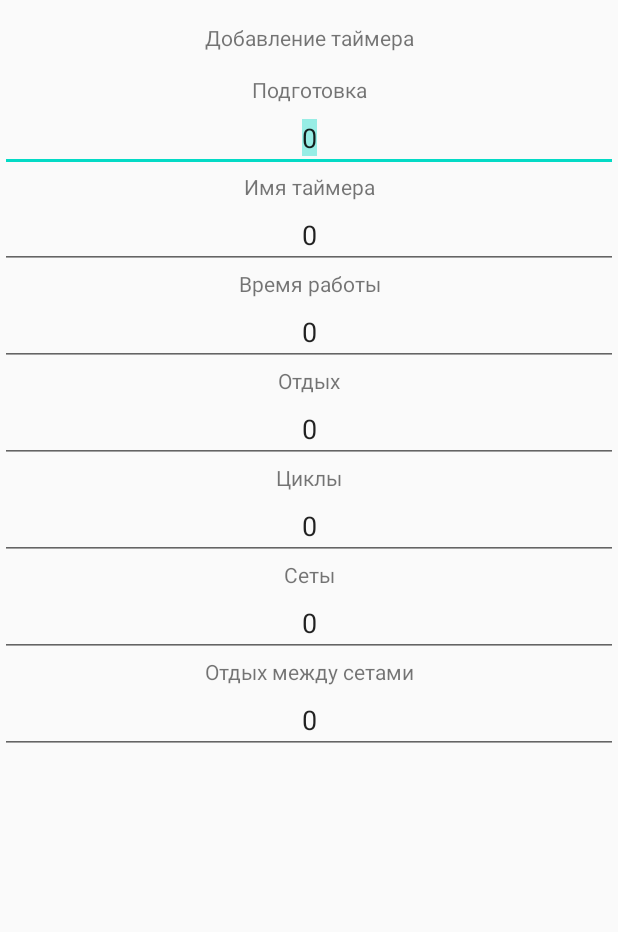
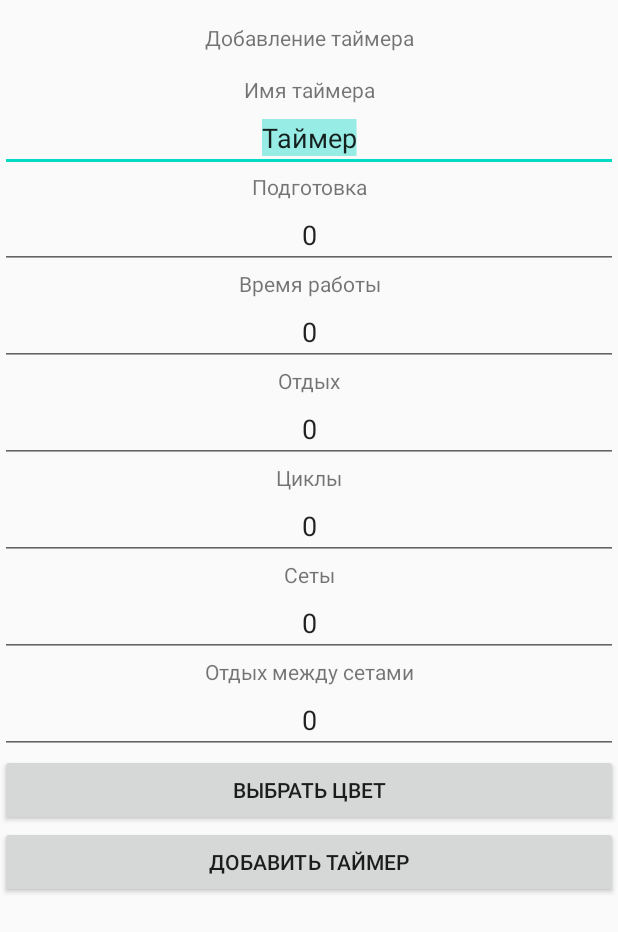
Before and after one commit to Adfferg/PPO-Lab2, an Android app: the screen it shows after launch (AddTimer), after a tap on "ДОБАВИТЬ ТАЙМЕР", on a phone screen of 412 x 824 dp. Shown: the top 932 px of the screen. Run offline under Robolectric (Android 15) with nearby library versions, the phone set to English and light mode, and no system bars; libraries missing offline, so code that uses them is left out: yuku.ambilwarna.

Commit message:
14.01.2021

```diff
--- a/app/build.gradle
+++ b/app/build.gradle
@@ -30,5 +30,6 @@ dependencies {
     implementation 'androidx.coordinatorlayout:coordinatorlayout:1.1.0'
     testImplementation 'junit:junit:4.13.1'
     androidTestImplementation 'androidx.test.ext:junit:1.1.2'
+    implementation 'com.github.yukuku:ambilwarna:2.0.1'
     androidTestImplementation 'androidx.test.espresso:espresso-core:3.3.0'
 }
--- a/app/src/main/java/com/example/task2/AddTimer.java
+++ b/app/src/main/java/com/example/task2/AddTimer.java
@@ -1,18 +1,107 @@
 package com.example.task2;
 
+import android.annotation.SuppressLint;
 import android.content.Intent;
 import android.os.Bundle;
 import android.os.PersistableBundle;
 import android.view.View;
+import android.widget.Button;
+import android.widget.EditText;
 
 import androidx.annotation.Nullable;
 import androidx.appcompat.app.AppCompatActivity;
 
+import java.sql.Time;
+
+import yuku.ambilwarna.AmbilWarnaDialog;
+
 public class AddTimer extends AppCompatActivity {
+    private int color;
+    private int id;
+    private DbAdapter dbAdapter;
+    EditText nameEditText,preparationEditText,workingTimeEditText,restEditText,cyclesEditText,setsEditText,restBetweenSetsEditText;
+    @SuppressLint("SetTextI18n")
     @Override
     protected void onCreate(Bundle savedInstanceState) {
         super.onCreate(savedInstanceState);
         setContentView(R.layout.add_timer);
+        nameEditText = findViewById(R.id.nameEditText);
+        preparationEditText = findViewById(R.id.preparationEditText);
+        workingTimeEditText = findViewById(R.id.workingTimeEditText);
+        restEditText = findViewById(R.id.restEditText);
+        cyclesEditText = findViewById(R.id.cyclesEditText);
+        setsEditText = findViewById(R.id.setsEditText);
+        restBetweenSetsEditText = findViewById(R.id.restBetweenSetsEditText);
+        Button colorButton = findViewById(R.id.colorButton);
+        Button saveTimerButton = findViewById(R.id.saveTimerButton);
+        dbAdapter = new DbAdapter(this);
+        colorButton.setOnClickListener(new View.OnClickListener() {
+            @Override
+            public void onClick(View view) {
+                openColorPiker();
+            }
+        });
+        saveTimerButton.setOnClickListener(new View.OnClickListener() {
+            @Override
+            public void onClick(View view) {
+                String name = nameEditText.getText().toString();
+                int preparations = Integer.parseInt(preparationEditText.getText().toString());
+                int workingTime = Integer.parseInt(workingTimeEditText.getText().toString());
+                int rest = Integer.parseInt(restEditText.getText().toString());
+                int cycles = Integer.parseInt(cyclesEditText.getText().toString());
+                int sets = Integer.parseInt(setsEditText.getText().toString());
+                int restBetweenSets = Integer.parseInt(restBetweenSetsEditText.getText().toString());
+                TimerSequence sequence = new TimerSequence(id, name, preparations, workingTime, rest, cycles, sets, restBetweenSets, color);
+                dbAdapter.Open();
+                if (id > 0)
+                {
+                    dbAdapter.UpdateDb(sequence);
+                } else {
+                    dbAdapter.InsertIntoDb(sequence);
+                }
+                dbAdapter.Close();
+                OpenMainActivity();
+            }
+        });
+        Bundle item = getIntent().getExtras();
+        if (item != null)
+        {
+            id = item.getInt("id");
+        }
+        if (id > 0)
+        {
+            dbAdapter.Open();
+            TimerSequence sequence = dbAdapter.GetItem(id);
+            nameEditText.setText(sequence.name);
+            preparationEditText.setText(String.valueOf(sequence.preparation));
+            workingTimeEditText.setText(String.valueOf(sequence.workingTime));
+            restEditText.setText(String.valueOf(sequence.rest));
+            cyclesEditText.setText(String.valueOf(sequence.cycles));
+            setsEditText.setText(String.valueOf(sequence.sets));
+            restBetweenSetsEditText.setText(String.valueOf(sequence.restBetweenSets));
+            color = sequence.color;
+            dbAdapter.Close();
+            saveTimerButton.setText("@string/add_timer_starting_value");
+
+        }
+    }
+    public void OpenMainActivity(){
+        Intent intent = new Intent(this, MainActivity.class);
+        intent.addFlags(Intent.FLAG_ACTIVITY_CLEAR_TOP | Intent.FLAG_ACTIVITY_SINGLE_TOP);
+        startActivity(intent);
+    }
+    public void openColorPiker(){
+        AmbilWarnaDialog colorPicker = new AmbilWarnaDialog(this, color, new AmbilWarnaDialog.OnAmbilWarnaListener() {
+            @Override
+            public void onCancel(AmbilWarnaDialog dialog) {
+            }
+
+            @Override
+            public void onOk(AmbilWarnaDialog dialog, int newColor) {
+                color=newColor;
+            }
+        });
+        colorPicker.show();
     }
 
 }
--- /dev/null
+++ b/app/src/main/java/com/example/task2/DbAdapter.java
@@ -0,0 +1,135 @@
+package com.example.task2;
+
+import android.content.ContentValues;
+import android.content.Context;
+import android.database.Cursor;
+import android.database.DatabaseUtils;
+import android.database.sqlite.SQLiteDatabase;
+
+import java.util.ArrayList;
+import java.util.List;
+
+public class DbAdapter {
+
+    private SQLiteDatabase database;
+    private DbSettings dbSettings;
+
+    public DbAdapter(Context context)
+    {
+        dbSettings = new DbSettings(context.getApplicationContext());
+    }
+
+    public DbAdapter Open()
+    {
+        database = dbSettings.getWritableDatabase();
+        return this;
+    }
+
+    public void Close()
+    {
+        dbSettings.close();
+    }
+
+    private Cursor getAllEntries()
+    {
+        String[] columns = new String[] {DbSettings.COLUMN_ID, DbSettings.COLUMN_COLOR,
+                DbSettings.COLUMN_NAME, DbSettings.COLUMN_PREPARATION, DbSettings.COLUMN_WORKING_TIME,
+                DbSettings.COLUMN_REST, DbSettings.COLUMN_CYCLES, DbSettings.COLUMN_SETS,
+                DbSettings.COLUMN_REST_BETWEEN_SETS};
+        return  database.query(DbSettings.TABLE, columns, null, null,
+                null, null, null);
+    }
+
+    public List<TimerSequence> GetItems()
+    {
+        ArrayList<TimerSequence> sequences = new ArrayList<>();
+        Cursor cursor = getAllEntries();
+        if(cursor.moveToFirst())
+        {
+            do {
+                int id = cursor.getInt(cursor.getColumnIndex(DbSettings.COLUMN_ID));
+                String name = cursor.getString(cursor.getColumnIndex(DbSettings.COLUMN_NAME));
+                int preparations = cursor.getInt(cursor.getColumnIndex(DbSettings.COLUMN_PREPARATION));
+                int workingTime = cursor.getInt(cursor.getColumnIndex(DbSettings.COLUMN_WORKING_TIME));
+                int rest = cursor.getInt(cursor.getColumnIndex(DbSettings.COLUMN_REST));
+                int cycles = cursor.getInt(cursor.getColumnIndex(DbSettings.COLUMN_CYCLES));
+                int sets = cursor.getInt(cursor.getColumnIndex(DbSettings.COLUMN_SETS));
+                int restBetweenSets = cursor.getInt(cursor.getColumnIndex(DbSettings.COLUMN_REST_BETWEEN_SETS));
+                int color = cursor.getInt(cursor.getColumnIndex(DbSettings.COLUMN_COLOR));
+                sequences.add(new TimerSequence(id, name, preparations, workingTime, rest, cycles, sets, restBetweenSets, color));
+            }
+            while (cursor.moveToNext());
+        }
+        cursor.close();
+        return sequences;
+    }
+
+    public long GetAmount()
+    {
+        return DatabaseUtils.queryNumEntries(database, DbSettings.TABLE);
+    }
+
+    public TimerSequence GetItem(int id)
+    {
+        TimerSequence sequence = null;
+        String query = String.format("SELECT * FROM %s WHERE %s=?",DbSettings.TABLE, DbSettings.COLUMN_ID);
+        Cursor cursor = database.rawQuery(query, new String[]{ String.valueOf(id)});
+        if(cursor.moveToFirst())
+        {
+            int color = cursor.getInt(cursor.getColumnIndex(DbSettings.COLUMN_COLOR));
+            String name = cursor.getString(cursor.getColumnIndex(DbSettings.COLUMN_NAME));
+            int preparation = cursor.getInt(cursor.getColumnIndex(DbSettings.COLUMN_PREPARATION));
+            int workingTime = cursor.getInt(cursor.getColumnIndex(DbSettings.COLUMN_WORKING_TIME));
+            int rest = cursor.getInt(cursor.getColumnIndex(DbSettings.COLUMN_REST));
+            int cycles = cursor.getInt(cursor.getColumnIndex(DbSettings.COLUMN_CYCLES));
+            int sets = cursor.getInt(cursor.getColumnIndex(DbSettings.COLUMN_SETS));
+            int restBetweenSets = cursor.getInt(cursor.getColumnIndex(DbSettings.COLUMN_REST_BETWEEN_SETS));
+            sequence = new TimerSequence(id, name, preparation, workingTime, rest, cycles, sets, restBetweenSets, color);
+        }
+        cursor.close();
+        return sequence;
+    }
+
+    public long InsertIntoDb(TimerSequence sequence)
+    {
+
+        ContentValues cv = new ContentValues();
+        cv.put(DbSettings.COLUMN_COLOR, sequence.color);
+        cv.put(DbSettings.COLUMN_NAME, sequence.name);
+        cv.put(DbSettings.COLUMN_PREPARATION, sequence.preparation);
+        cv.put(DbSettings.COLUMN_WORKING_TIME, sequence.workingTime);
+        cv.put(DbSettings.COLUMN_REST, sequence.rest);
+        cv.put(DbSettings.COLUMN_CYCLES, sequence.cycles);
+        cv.put(DbSettings.COLUMN_SETS, sequence.sets);
+        cv.put(DbSettings.COLUMN_REST_BETWEEN_SETS, sequence.restBetweenSets);
+        return  database.insert(DbSettings.TABLE, null, cv);
+    }
+
+    public long DeleteItem(int id)
+    {
+
+        String whereClause = "_id = ?";
+        String[] whereArgs = new String[]{String.valueOf(id)};
+        return database.delete(DbSettings.TABLE, whereClause, whereArgs);
+    }
+
+    public long UpdateDb(TimerSequence sequence)
+    {
+        String whereClause = DbSettings.COLUMN_ID + "=" + String.valueOf(sequence.id);
+        ContentValues cv = new ContentValues();
+        cv.put(DbSettings.COLUMN_COLOR, sequence.color);
+        cv.put(DbSettings.COLUMN_NAME, sequence.name);
+        cv.put(DbSettings.COLUMN_PREPARATION, sequence.preparation);
+        cv.put(DbSettings.COLUMN_WORKING_TIME, sequence.workingTime);
+        cv.put(DbSettings.COLUMN_REST, sequence.rest);
+        cv.put(DbSettings.COLUMN_CYCLES, sequence.cycles);
+        cv.put(DbSettings.COLUMN_SETS, sequence.sets);
+        cv.put(DbSettings.COLUMN_REST_BETWEEN_SETS, sequence.restBetweenSets);
+        return database.update(DbSettings.TABLE, cv, whereClause, null);
+    }
+
+    public void ClearDb()
+    {
+        dbSettings.onUpgrade(database, 0, 0);
+    }
+}
--- /dev/null
+++ b/app/src/main/java/com/example/task2/DbSettings.java
@@ -0,0 +1,46 @@
+package com.example.task2;
+
+import android.content.Context;
+import android.database.sqlite.SQLiteDatabase;
+import android.database.sqlite.SQLiteOpenHelper;
+
+public class DbSettings extends SQLiteOpenHelper {
+    private static final String DATABASE_NAME = "timers.db"; // название бд
+    private static final int SCHEMA = 1; // версия базы данных
+    static final String TABLE = "timers"; // название таблицы в бд
+    // названия столбцов
+    public static final String COLUMN_ID = "_id";
+    public static final String COLUMN_COLOR = "color";
+    public static final String COLUMN_NAME = "name";
+    public static final String COLUMN_PREPARATION = "preparation";
+    public static final String COLUMN_WORKING_TIME = "workintTime";
+    public static final String COLUMN_REST = "rest";
+    public static final String COLUMN_CYCLES = "cycles";
+    public static final String COLUMN_SETS = "sets";
+    public static final String COLUMN_REST_BETWEEN_SETS = "restBetweenSets";
+
+
+    public DbSettings(Context context) {
+        super(context, DATABASE_NAME, null, SCHEMA);
+    }
+
+    @Override
+    public void onCreate(SQLiteDatabase db)
+    {
+
+        db.execSQL("CREATE TABLE " + TABLE + " (" + COLUMN_ID
+                + " INTEGER PRIMARY KEY AUTOINCREMENT," + COLUMN_COLOR
+                + " INTEGER, " + COLUMN_NAME
+                + " TEXT, " + COLUMN_PREPARATION
+                + " INTEGER, " + COLUMN_WORKING_TIME
+                + " INTEGER, " + COLUMN_REST
+                + " INTEGER, " + COLUMN_CYCLES
+                + " INTEGER, " + COLUMN_SETS
+                + " INTEGER, " + COLUMN_REST_BETWEEN_SETS + " INTEGER);");
+    }
+    @Override
+    public void onUpgrade(SQLiteDatabase db, int oldVersion,  int newVersion) {
+        db.execSQL("DROP TABLE IF EXISTS "+TABLE);
+        onCreate(db);
+    }
+}
--- /dev/null
+++ b/app/src/main/java/com/example/task2/ListWithTimersAdapter.java
@@ -0,0 +1,69 @@
+package com.example.task2;
+
+import android.content.Context;
+import android.content.Intent;
+import android.content.SharedPreferences;
+import android.view.LayoutInflater;
+import android.view.MenuItem;
+import android.view.View;
+import android.view.ViewGroup;
+import android.widget.ArrayAdapter;
+import android.widget.PopupMenu;
+
+import java.util.List;
+
+public class ListWithTimersAdapter extends ArrayAdapter<TimerSequence> {
+    private LayoutInflater inflater;
+    private int layout;
+    private List<TimerSequence> sequenceList;
+    private Context context;
+    private DbAdapter adapter;
+
+    ListWithTimersAdapter(Context context, int resource, List<TimerSequence> sequences)
+    {
+        super(context, resource, sequences);
+        this.sequenceList = sequences;
+        this.layout = resource;
+        this.inflater = LayoutInflater.from(context);
+        this.context = context;
+        adapter = new DbAdapter(context);
+    }
+    public View getView(int pos, View convertView, ViewGroup parent)
+    {
+
+        final ItemInListView itemInListView;
+        if(convertView==null)
+        {
+            convertView = inflater.inflate(this.layout, parent, false);
+            itemInListView = new ItemInListView(convertView);
+            convertView.setTag(itemInListView);
+        }
+        else{
+            itemInListView = (ItemInListView) convertView.getTag();
+        }
+        final TimerSequence sequence = sequenceList.get(pos);
+
+        itemInListView.itemTextView.setText(sequence.name);
+
+        itemInListView.itemWithTimersLinearLayout.setBackgroundColor(sequence.color);
+        itemInListView.deleteItemButton.setOnClickListener(new View.OnClickListener() {
+            @Override
+            public void onClick(View view) {
+                adapter.Open();
+                adapter.DeleteItem(sequence.id);
+                adapter.Close();
+                context.startActivity(new Intent(context, MainActivity.class));
+            }
+        });
+        itemInListView.changeItemButton.setOnClickListener(new View.OnClickListener() {
+            @Override
+            public void onClick(View view) {
+                Intent intent = new Intent(context, AddTimer.class);
+                intent.putExtra("id", sequence.id);
+                intent.putExtra("click", 25);
+                context.startActivity(intent);
+            }
+        });
+        return convertView;
+    }
+}
--- a/app/src/main/java/com/example/task2/MainActivity.java
+++ b/app/src/main/java/com/example/task2/MainActivity.java
@@ -1,25 +1,46 @@
 package com.example.task2;
 
 import androidx.appcompat.app.AppCompatActivity;
+import androidx.appcompat.app.AppCompatDelegate;
 
 import android.content.Intent;
+import android.content.SharedPreferences;
 import android.os.Bundle;
 import android.view.View;
+import android.widget.ArrayAdapter;
 import android.widget.Button;
+import android.widget.ListView;
+
+import java.util.List;
 
 public class MainActivity extends AppCompatActivity {
-    private Button addTimerButton;
+    private ListView listWithTimers;
     @Override
     protected void onCreate(Bundle savedInstanceState) {
         super.onCreate(savedInstanceState);
         setContentView(R.layout.activity_main);
-        addTimerButton = findViewById(R.id.addTimerButton);
+        Button addTimerButton = findViewById(R.id.addTimerButton);
         addTimerButton.setOnClickListener(new View.OnClickListener() {
             @Override
             public void onClick(View view) {
                 OpenNewActivity();
             }
         });
+        listWithTimers = findViewById(R.id.listWithTimers);
+
+    }
+
+    @Override
+    public void onResume()
+    {
+        super.onResume();
+        DbAdapter adapter = new DbAdapter(this);
+        adapter.Open();
+
+        List<TimerSequence> sequences = adapter.GetItems();
+        ListWithTimersAdapter arrayAdapter = new ListWithTimersAdapter(this, R.layout.list_with_timers_item, sequences);
+        listWithTimers.setAdapter(arrayAdapter);
+        adapter.Close();
     }
     public void OpenNewActivity(){
         startActivity(new Intent(MainActivity.this, AddTimer.class));
--- a/app/src/main/res/layout/add_timer.xml
+++ b/app/src/main/res/layout/add_timer.xml
@@ -19,13 +19,28 @@
                 android:text="@string/add_timer_title" />
             <TextView
                 android:gravity="center"
+                android:id="@+id/textView2"
+                android:layout_width="match_parent"
+                android:layout_height="wrap_content"
+                android:text="@string/add_timer_name" />
+
+            <EditText
+                android:id="@+id/nameEditText"
+                android:layout_width="match_parent"
+                android:layout_height="wrap_content"
+                android:ems="10"
+                android:gravity="center"
+                android:selectAllOnFocus="true"
+                android:text="@string/add_timer_starting_name" />
+            <TextView
+                android:gravity="center"
                 android:id="@+id/textView8"
                 android:layout_width="match_parent"
                 android:layout_height="wrap_content"
                 android:text="@string/add_timer_preparations" />
 
             <EditText
-                android:id="@+id/editText8"
+                android:id="@+id/preparationEditText"
                 android:layout_width="match_parent"
                 android:layout_height="wrap_content"
                 android:ems="10"
@@ -33,24 +48,6 @@
                 android:inputType="numberDecimal"
                 android:selectAllOnFocus="true"
                 android:text="@string/add_timer_starting_value" />
-
-            <TextView
-                android:gravity="center"
-                android:id="@+id/textView2"
-                android:layout_width="match_parent"
-                android:layout_height="wrap_content"
-                android:text="@string/add_timer_name" />
-
-            <EditText
-                android:id="@+id/editText2"
-                android:layout_width="match_parent"
-                android:layout_height="wrap_content"
-                android:ems="10"
-                android:gravity="center"
-                android:inputType="numberDecimal"
-                android:selectAllOnFocus="true"
-                android:text="@string/add_timer_starting_value" />
-
             <TextView
                 android:gravity="center"
                 android:id="@+id/textView3"
@@ -59,7 +56,7 @@
                 android:text="@string/add_timer_working_time" />
 
             <EditText
-                android:id="@+id/editText3"
+                android:id="@+id/workingTimeEditText"
                 android:layout_width="match_parent"
                 android:layout_height="wrap_content"
                 android:ems="10"
@@ -76,7 +73,7 @@
                 android:text="@string/add_timer_rest" />
 
             <EditText
-                android:id="@+id/editText4"
+                android:id="@+id/restEditText"
                 android:layout_width="match_parent"
                 android:layout_height="wrap_content"
                 android:ems="10"
@@ -93,7 +90,7 @@
                 android:text="@string/add_timer_cycles" />
 
             <EditText
-                android:id="@+id/editText5"
+                android:id="@+id/cyclesEditText"
                 android:layout_width="match_parent"
                 android:layout_height="wrap_content"
                 android:ems="10"
@@ -110,7 +107,7 @@
                 android:text="@string/add_timer_sets" />
 
             <EditText
-                android:id="@+id/editText6"
+                android:id="@+id/setsEditText"
                 android:layout_width="match_parent"
                 android:layout_height="wrap_content"
                 android:ems="10"
@@ -127,7 +124,7 @@
                 android:text="@string/add_timer_rest_between_sets" />
 
             <EditText
-                android:id="@+id/editText7"
+                android:id="@+id/restBetweenSetsEditText"
                 android:layout_width="match_parent"
                 android:layout_height="wrap_content"
                 android:ems="10"
@@ -136,6 +133,18 @@
                 android:selectAllOnFocus="true"
                 android:text="@string/add_timer_starting_value" />
 
+            <Button
+                android:id="@+id/colorButton"
+                android:layout_width="match_parent"
+                android:layout_height="wrap_content"
+                android:text="@string/add_timer_color" />
+
+            <Button
+                android:id="@+id/saveTimerButton"
+                android:layout_width="match_parent"
+                android:layout_height="wrap_content"
+                android:text="@string/add_timer_save" />
+
 
         </LinearLayout>
 
--- a/app/src/main/res/values/strings.xml
+++ b/app/src/main/res/values/strings.xml
@@ -10,5 +10,9 @@
     <string name="add_timer_rest_between_sets">Отдых между сетами</string>
     <string name="add_timer_color">Выбрать цвет</string>
     <string name="add_timer_save">Добавить таймер</string>
+    <string name="add_timer_update">Обновить таймер</string>
     <string name="add_timer_starting_value">0</string>
+    <string name="add_timer_starting_name">Таймер</string>
+    <string name="list_with_timers_item_delete">Удалить</string>
+    <string name="list_with_timers_item_change">Изменить</string>
 </resources>
```
Also changed, not shown: app/src/main/java/com/example/task2/ItemInListView.java (added, +19 -0 lines), app/src/main/java/com/example/task2/TimerSequence.java (added, +31 -0 lines), app/src/main/res/layout/activity_main.xml (+6 -1 lines), app/src/main/res/layout/list_with_timers_item.xml (added, +28 -0 lines).
